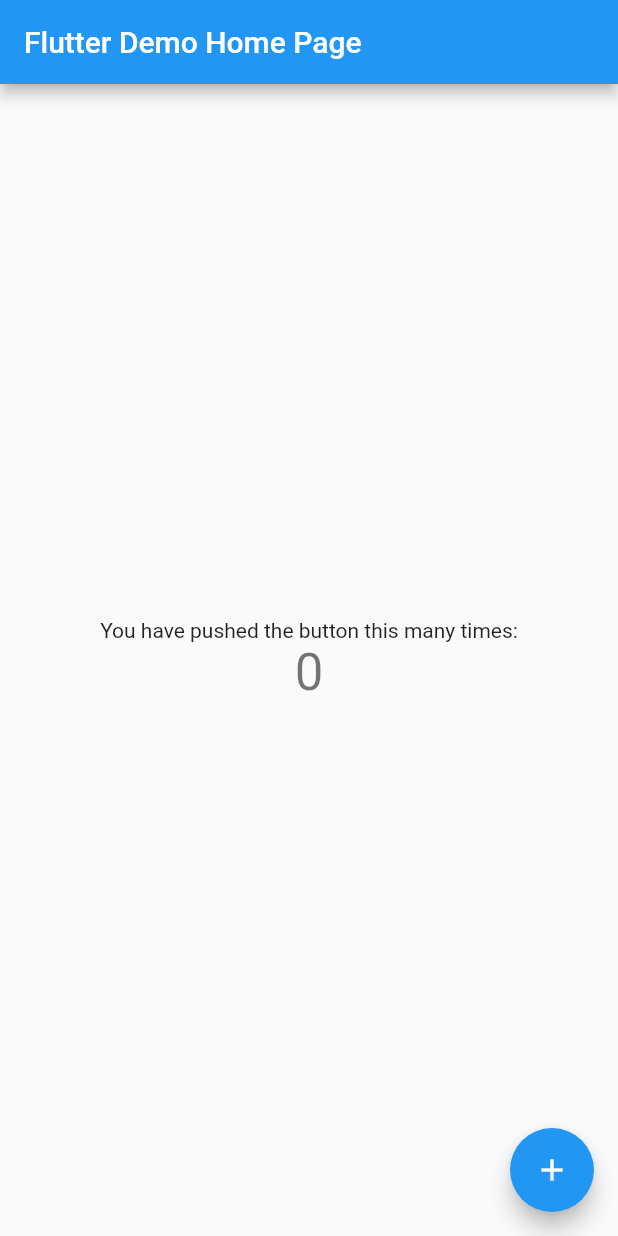
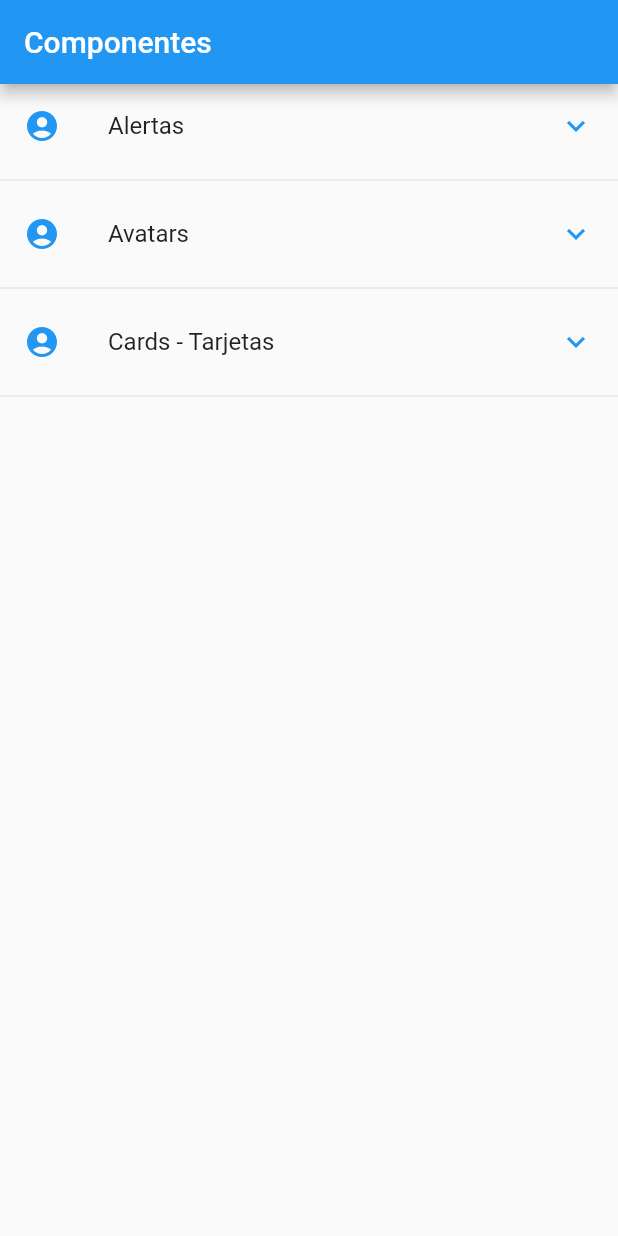
Before and after one commit to dlromero/componets-flutter, a Flutter app: the screen it shows after launch, on a phone screen of 412 x 824 dp. Run offline on Flutter 3.47's test engine with Material 2 defaults, Android fonts, the phone set to English and light mode, and no system bars.

Commit message:
add FutureBuilder

```diff
--- /dev/null
+++ b/data/menu_opts.json
@@ -0,0 +1,20 @@
+{
+    "nombreApp" : "Componentes",
+    "rutas" : [
+        {
+            "ruta" : "alert",
+            "icon" : "add_alert",
+            "texto": "Alertas"
+        },
+        {
+            "ruta" : "avatar",
+            "icon" : "accessibility",
+            "texto": "Avatars"
+        },
+        {
+            "ruta" : "card",
+            "icon" : "folder_open",
+            "texto": "Cards - Tarjetas"
+        }
+    ]
+}
--- a/lib/main.dart
+++ b/lib/main.dart
@@ -1,111 +1,15 @@
+import 'package:components/src/pages/home_page.dart';
 import 'package:flutter/material.dart';
 
 void main() => runApp(MyApp());
 
 class MyApp extends StatelessWidget {
-  // This widget is the root of your application.
   @override
   Widget build(BuildContext context) {
     return MaterialApp(
-      title: 'Flutter Demo',
-      theme: ThemeData(
-        // This is the theme of your application.
-        //
-        // Try running your application with "flutter run". You'll see the
-        // application has a blue toolbar. Then, without quitting the app, try
-        // changing the primarySwatch below to Colors.green and then invoke
-        // "hot reload" (press "r" in the console where you ran "flutter run",
-        // or simply save your changes to "hot reload" in a Flutter IDE).
-        // Notice that the counter didn't reset back to zero; the application
-        // is not restarted.
-        primarySwatch: Colors.blue,
-      ),
-      home: MyHomePage(title: 'Flutter Demo Home Page'),
+      title: 'Material App',
+      debugShowCheckedModeBanner: false,
+      home: HomePage(),
     );
   }
 }
-
-class MyHomePage extends StatefulWidget {
-  MyHomePage({Key key, this.title}) : super(key: key);
-
-  // This widget is the home page of your application. It is stateful, meaning
-  // that it has a State object (defined below) that contains fields that affect
-  // how it looks.
-
-  // This class is the configuration for the state. It holds the values (in this
-  // case the title) provided by the parent (in this case the App widget) and
-  // used by the build method of the State. Fields in a Widget subclass are
-  // always marked "final".
-
-  final String title;
-
-  @override
-  _MyHomePageState createState() => _MyHomePageState();
-}
-
-class _MyHomePageState extends State<MyHomePage> {
-  int _counter = 0;
-
-  void _incrementCounter() {
-    setState(() {
-      // This call to setState tells the Flutter framework that something has
-      // changed in this State, which causes it to rerun the build method below
-      // so that the display can reflect the updated values. If we changed
-      // _counter without calling setState(), then the build method would not be
-      // called again, and so nothing would appear to happen.
-      _counter++;
-    });
-  }
-
-  @override
-  Widget build(BuildContext context) {
-    // This method is rerun every time setState is called, for instance as done
-    // by the _incrementCounter method above.
-    //
-    // The Flutter framework has been optimized to make rerunning build methods
-    // fast, so that you can just rebuild anything that needs updating rather
-    // than having to individually change instances of widgets.
-    return Scaffold(
-      appBar: AppBar(
-        // Here we take the value from the MyHomePage object that was created by
-        // the App.build method, and use it to set our appbar title.
-        title: Text(widget.title),
-      ),
-      body: Center(
-        // Center is a layout widget. It takes a single child and positions it
-        // in the middle of the parent.
-        child: Column(
-          // Column is also a layout widget. It takes a list of children and
-          // arranges them vertically. By default, it sizes itself to fit its
-          // children horizontally, and tries to be as tall as its parent.
-          //
-          // Invoke "debug painting" (press "p" in the console, choose the
-          // "Toggle Debug Paint" action from the Flutter Inspector in Android
-          // Studio, or the "Toggle Debug Paint" command in Visual Studio Code)
-          // to see the wireframe for each widget.
-          //
-          // Column has various properties to control how it sizes itself and
-          // how it positions its children. Here we use mainAxisAlignment to
-          // center the children vertically; the main axis here is the vertical
-          // axis because Columns are vertical (the cross axis would be
-          // horizontal).
-          mainAxisAlignment: MainAxisAlignment.center,
-          children: <Widget>[
-            Text(
-              'You have pushed the button this many times:',
-            ),
-            Text(
-              '$_counter',
-              style: Theme.of(context).textTheme.display1,
-            ),
-          ],
-        ),
-      ),
-      floatingActionButton: FloatingActionButton(
-        onPressed: _incrementCounter,
-        tooltip: 'Increment',
-        child: Icon(Icons.add),
-      ), // This trailing comma makes auto-formatting nicer for build methods.
-    );
-  }
-}
--- /dev/null
+++ b/lib/src/pages/home_page.dart
@@ -0,0 +1,47 @@
+import 'package:components/src/providers/menu_provider.dart';
+import 'package:flutter/material.dart';
+
+class HomePage extends StatelessWidget {
+  @override
+  Widget build(BuildContext context) {
+    return Scaffold(
+      appBar: AppBar(
+        title: Text('Componentes'),
+      ),
+      body: _lista(),
+    );
+  }
+
+  Widget _lista() {
+    // print(menuProvider.opciones);
+    return FutureBuilder(
+      future: menuProvider.cargarData(),
+      // initialData: [],
+      builder: (BuildContext context, AsyncSnapshot<List<dynamic>> snapshot) {
+        return ListView(
+          children: _listaItems(snapshot.data),
+        );
+      },
+    );
+  }
+
+  List<Widget> _listaItems(List<dynamic> data) {
+    final List<Widget> opciones = [];
+    data.forEach((opt) {
+      final widgetTemp = ListTile(
+        title: Text(opt['texto']),
+        leading: Icon(
+          Icons.account_circle,
+          color: Colors.blue,
+        ),
+        trailing: Icon(
+          Icons.keyboard_arrow_down,
+          color: Colors.blue,
+        ),
+        onTap: () {},
+      );
+      opciones..add(widgetTemp)..add(Divider());
+    });
+    return opciones;
+  }
+}
--- a/pubspec.yaml
+++ b/pubspec.yaml
@@ -41,8 +41,8 @@ flutter:
   uses-material-design: true
 
   # To add assets to your application, add an assets section, like this:
-  # assets:
-  #  - images/a_dot_burr.jpeg
+  assets:
+   - data/menu_opts.json
   #  - images/a_dot_ham.jpeg
 
   # An image asset can refer to one or more resolution-specific "variants", see
```
Also changed, not shown: lib/src/pages/home_temp.dart (added, +42 -0 lines), lib/src/providers/menu_provider.dart (added, +21 -0 lines).
